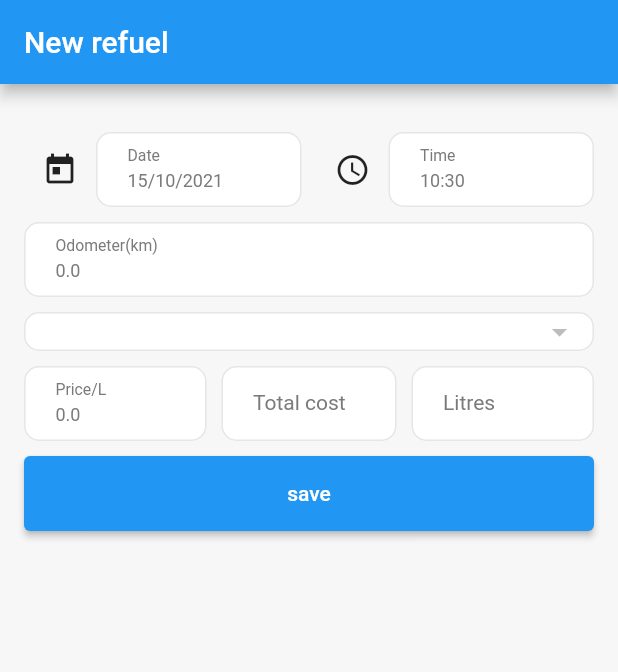
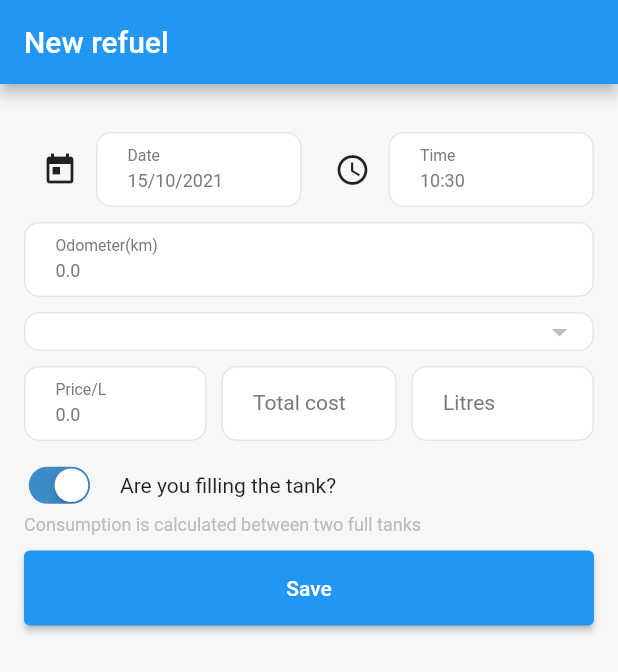
Before and after one commit to AlefCSM/Gas-Calculator, a Flutter app: the RefuelPage screen opened directly, on a phone screen of 412 x 824 dp. Shown: the top 672 px of the screen. Run offline on Flutter 3.47's test engine with Material 2 defaults, Android fonts, the phone set to English and light mode, and no system bars; our stand-ins replace cloud_firestore, currency_text_input_formatter, email_validator, firebase_auth, firebase_core, flutter_mobx and 8 more; accounts and stored records are empty; generated files the repository leaves out were written again; statements that could not run were skipped.

Commit message:
correção no calculo de consumo quando para abastecimentos incompletos

```diff
--- a/lib/pages/refuel_page.dart
+++ b/lib/pages/refuel_page.dart
@@ -1,8 +1,11 @@
 import 'package:currency_text_input_formatter/currency_text_input_formatter.dart';
+import 'package:flutter/cupertino.dart';
 import 'package:flutter/material.dart';
 import 'package:flutter/services.dart';
 import 'package:flutter/widgets.dart';
 import 'package:flutter_mobx/flutter_mobx.dart';
+import 'package:gas_calculator/assets/custom_colors/color_constants.dart';
+import 'package:gas_calculator/assets/custom_font_size/custom_font_size_constants.dart';
 import 'package:gas_calculator/components/custom_dropdown.dart';
 import 'package:gas_calculator/components/custom_submit_buttom.dart';
 import 'package:gas_calculator/components/custom_text_form_field.dart';
@@ -367,8 +370,46 @@ class _RefuelPageState extends State<RefuelPage> {
                   )),
               Container(
                 margin: EdgeInsets.only(bottom: 10),
+                child: Column(
+                  crossAxisAlignment: CrossAxisAlignment.start,
+                  children: [
+                    Row(
+                      children: [
+                        Observer(
+                          builder: (_) => Transform.scale(
+                            alignment: Alignment.centerLeft,
+                            scale: 0.8,
+                            child: CupertinoSwitch(
+                              activeColor: kDarkBlueColor,
+                              value: refuelStore.currentRefuel.isFillingUp,
+                              onChanged: (value) {
+                                refuelStore.currentRefuel.isFillingUp =
+                                    !refuelStore.currentRefuel.isFillingUp;
+
+                                refuelStore.setCurrentRefuel(
+                                    refuelStore.currentRefuel);
+                              },
+                            ),
+                          ),
+                        ),
+                        Container(
+                          margin: EdgeInsets.only(left: 5),
+                          child: Text("Are you filling the tank?"),
+                        )
+                      ],
+                    ),
+                    Text(
+                      "Consumption is calculated between two full tanks",
+                      style: TextStyle(
+                          color: kLightGrey, fontSize: CustomFontSize.small),
+                    )
+                  ],
+                ),
+              ),
+              Container(
+                margin: EdgeInsets.only(bottom: 10),
                 child: SubmitButton(
-                  text: "save",
+                  text: "Save",
                   onPressed: () async {
                     if (_key.currentState!.validate()) {
                       _key.currentState!.save();
--- a/lib/persistence/gas_calculatore_database.dart
+++ b/lib/persistence/gas_calculatore_database.dart
@@ -63,6 +63,7 @@ class GasCalculatorDatabase {
       ${RefuelFields.fuelTypeId} $integerType,
       ${RefuelFields.firebaseId} $textType,
       ${RefuelFields.deleted} $integerTypeNotNull,
+      ${RefuelFields.isFillingUp} $integerTypeNotNull,
       FOREIGN KEY (${RefuelFields.vehicleId}) REFERENCES $tableVehicles(${VehicleFields.id}),
       FOREIGN KEY (${RefuelFields.fuelTypeId}) REFERENCES $tableFuelTypes(${FuelTypeFields.id})
     ); ''');
@@ -88,7 +89,7 @@ class GasCalculatorDatabase {
     db.close();
   }
 
-  Future deleteUserData() async{
+  Future deleteUserData() async {
     final db = await instance.database;
 
     db.delete(tableRefuels);
--- a/lib/stores/refuel_store/refuel_store.dart
+++ b/lib/stores/refuel_store/refuel_store.dart
@@ -208,6 +208,8 @@ abstract class _RefuelStore with Store {
     Refuel currentRefuel = refuels[index + 1];
     Refuel lastRefuel = refuels[index];
 
+    if (!currentRefuel.isFillingUp || !lastRefuel.isFillingUp) return 0.0;
+
     var kilometers = currentRefuel.odometer - lastRefuel.odometer;
 
     return kilometers / currentRefuel.litres;
--- a/lib/stores/report_store/report_store.dart
+++ b/lib/stores/report_store/report_store.dart
@@ -106,7 +106,8 @@ abstract class _ReportStore with Store {
   }
 
   double getLowestConsumption(List<Refuel> refuels) {
-    refuels.removeWhere((refuel) => refuel.consuption == 0.0);
+    refuels.removeWhere(
+        (refuel) => refuel.consuption == 0.0 || !refuel.isFillingUp);
 
     if (refuels.isEmpty) return 0.0;
 
@@ -120,6 +121,7 @@ abstract class _ReportStore with Store {
   }
 
   double getHighestConsumption(List<Refuel> refuels) {
+    if (refuels.isEmpty) return 0.0;
     return refuels.reduce((value, element) {
       if (value.consuption > element.consuption) {
         return value;
@@ -130,7 +132,7 @@ abstract class _ReportStore with Store {
   }
 
   double getAverageConsumption(List<Refuel> refuels) {
-    if (refuels.length == 0) return 0.0;
+    if (refuels.isEmpty) return 0.0;
     double sumConsumption =
         refuels.fold(0.0, (sum, item) => sum + item.consuption);
 
```
Also changed, not shown: lib/models/refuel_model.dart (+12 -4 lines).
